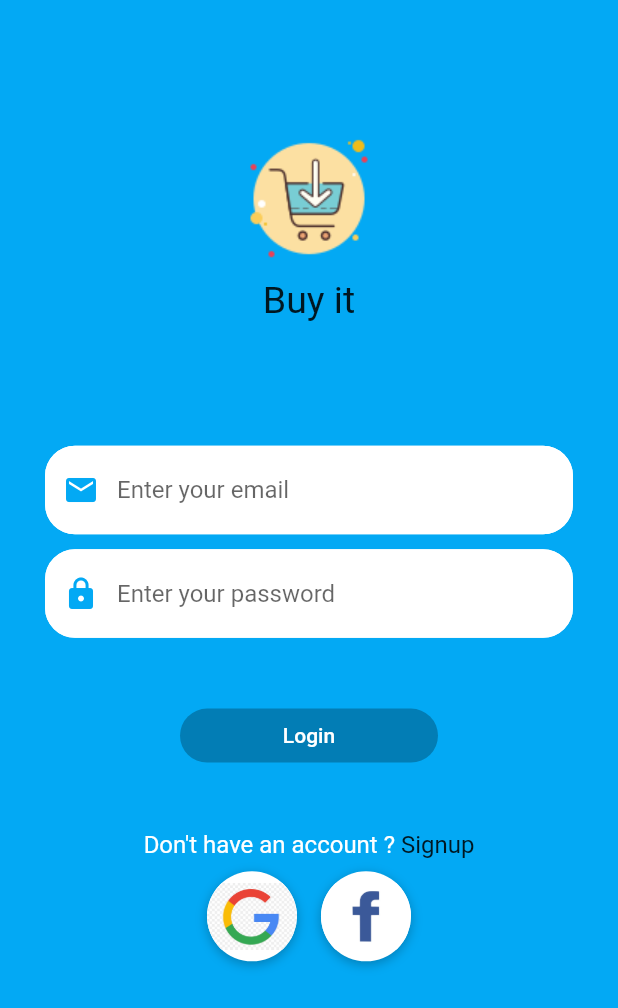
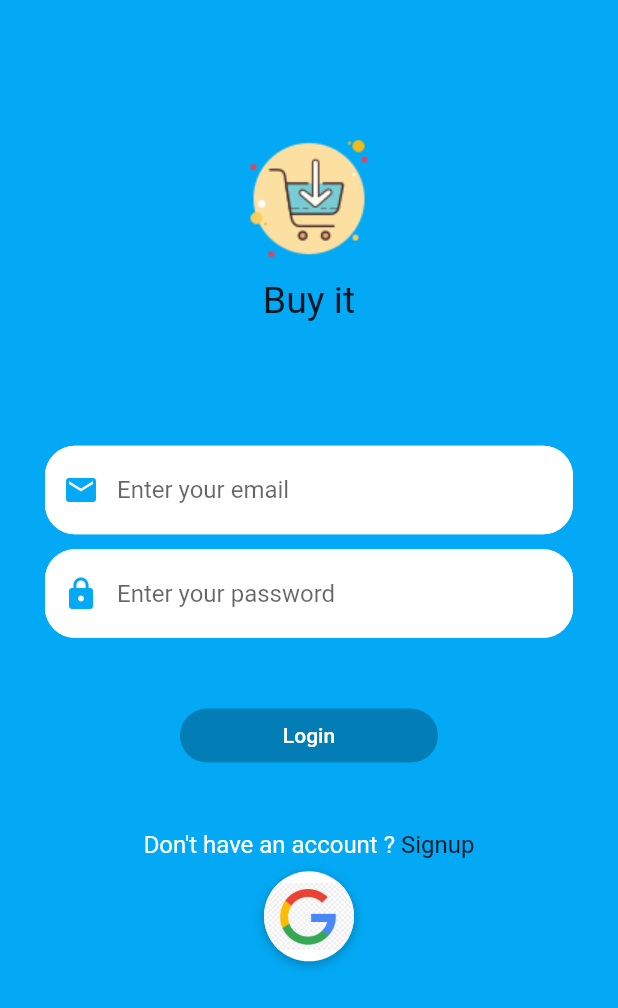
Before and after one commit to Madhav008/myshop, a Flutter app: the screen it shows after launch, on a phone screen of 412 x 824 dp. Shown: the top 1008 px of the screen. Run offline on Flutter 3.47's test engine with Material 2 defaults, Android fonts, the phone set to English and light mode, and no system bars; our stand-ins replace cloud_firestore, firebase_auth, google_sign_in; accounts and stored records are empty; Roboto replaces fonts that are missing (Pacifico).

Commit message:
final changes

```diff
--- a/lib/controllers/authentications.dart
+++ b/lib/controllers/authentications.dart
@@ -117,7 +117,6 @@ Future<FirebaseUser> signUp(
 
 Future<bool> signOutUser() async {
   FirebaseUser user = await auth.currentUser();
-  print(user.providerData[1].providerId);
   if (user.providerData[1].providerId == 'google.com') {
     await gooleSignIn.disconnect();
   }
--- a/lib/main.dart
+++ b/lib/main.dart
@@ -13,7 +13,7 @@ class MyApp extends StatelessWidget {
     return MaterialApp(
       debugShowCheckedModeBanner: false,
       theme: ThemeData(
-        primarySwatch: Colors.purple,
+        primarySwatch: Colors.blueGrey,
       ),
       home: HomePage(),
     );
--- a/lib/pages/login.dart
+++ b/lib/pages/login.dart
@@ -133,30 +133,6 @@ class _LoginScreenState extends State<LoginScreen> {
                     ),
                   ),
                 ),
-                Padding(
-                  padding: const EdgeInsets.all(8.0),
-                  child: GestureDetector(
-                    onTap: null,
-                    child: Container(
-                      height: 60.0,
-                      width: 60.0,
-                      decoration: BoxDecoration(
-                        shape: BoxShape.circle,
-                        color: Colors.white,
-                        boxShadow: [
-                          BoxShadow(
-                            color: Colors.black26,
-                            offset: Offset(0, 2),
-                            blurRadius: 6.0,
-                          ),
-                        ],
-                        image: DecorationImage(
-                          image: AssetImage('images/icons/facebook.jpg'),
-                        ),
-                      ),
-                    ),
-                  ),
-                ),
               ],
             )
           ],
```
Also changed, not shown: pubspec.yaml (+23 -2 lines), pubspec.lock, 1 other file.
